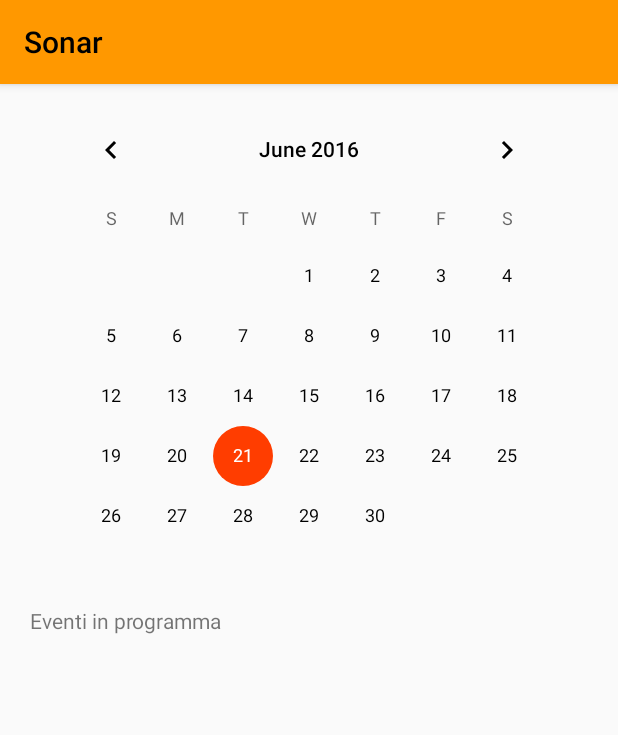
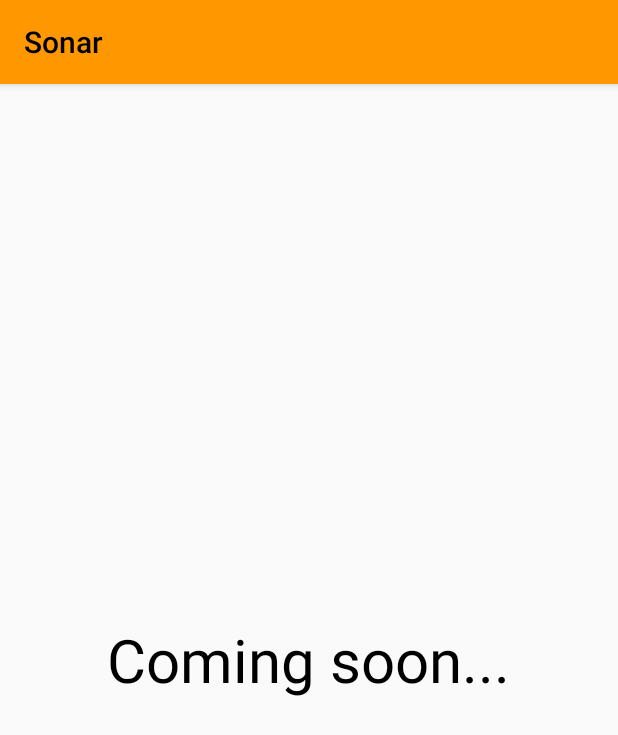
Before and after one commit to F4hm1/Sonar, an Android app: the fragment EventsFragment shown on its own in the app's theme, on a phone screen of 412 x 824 dp. Shown: the top 735 px of the screen. Run offline under Robolectric (Android 15) with nearby library versions, the phone set to English and light mode, and no system bars.

Commit message:
Code cleanup 2

```diff
--- a/app/src/main/res/layout/fragment_events.xml
+++ b/app/src/main/res/layout/fragment_events.xml
@@ -1,4 +1,4 @@
-<LinearLayout android:orientation="vertical"
+<RelativeLayout
     xmlns:android="http://schemas.android.com/apk/res/android"
     xmlns:tools="http://schemas.android.com/tools"
     android:layout_width="match_parent"
@@ -6,27 +6,13 @@
     tools:context="it.cnvcrew.sonar.EventsFragment"
     xmlns:app="http://schemas.android.com/apk/res-auto">
 
-    <CalendarView
-        android:layout_width="wrap_content"
-        android:layout_height="wrap_content"
-        android:id="@+id/calendarView"
-        android:layout_gravity="center_horizontal"
-        android:layout_marginLeft="10dp"
-        android:layout_marginTop="10dp"
-        android:layout_marginRight="10dp" />
-
     <TextView
         android:layout_width="wrap_content"
         android:layout_height="wrap_content"
-        android:text="Eventi in programma"
-        android:id="@+id/tvNextEvents"
-        android:layout_marginLeft="20dp"
-        android:layout_marginBottom="10dp" />
-
-    <ListView
-        android:id="@android:id/list"
-        android:layout_width="match_parent"
-        android:layout_height="match_parent" />
-
-
-</LinearLayout>
+        android:textAppearance="?android:attr/textAppearanceLarge"
+        android:text="Coming soon..."
+        android:id="@+id/tv_comingsoon"
+        android:layout_centerVertical="true"
+        android:layout_centerHorizontal="true"
+        android:textSize="40dp" />
+</RelativeLayout>
--- a/app/src/main/res/layout/fragment_profilo.xml
+++ b/app/src/main/res/layout/fragment_profilo.xml
@@ -92,7 +92,7 @@
         android:layout_marginLeft="15dp"
         android:layout_below="@+id/profile_img_blur"
         android:textColor="@color/colorAccent"
-        android:textStyle="bold|italic" />
+        android:textStyle="bold" />
 
     <android.support.v7.widget.RecyclerView
         android:id="@+id/rv_profile_interests"
```
Also changed, not shown: app/src/main/java/it/cnvcrew/sonar/AppCompatPreferenceActivity.java (deleted, +0 -109 lines), app/src/main/java/it/cnvcrew/sonar/MainActivity.java (deleted, +0 -48 lines), app/src/main/java/it/cnvcrew/sonar/MyFirebaseMessagingService.java (deleted, +0 -23 lines), app/src/main/java/it/cnvcrew/sonar/MyNavigationDrawer.java (+1 -6 lines), app/src/main/java/it/cnvcrew/sonar/SettingsActivity.java (deleted, +0 -254 lines), app/src/main/java/it/cnvcrew/sonar/SettingsFragment.java (deleted, +0 -17 lines).
